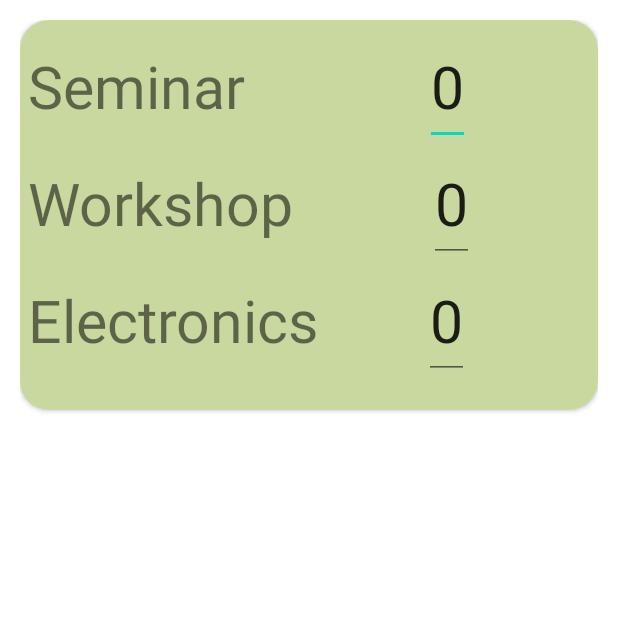
After one commit to LoneWalker7998/Fund_Management, an Android app: the View_Balance screen opened directly, with no data from a screen before it, on a phone screen of 412 x 824 dp, the top half of it. The commit adds this screen. Run offline under Robolectric (Android 15) with nearby library versions, the phone set to English and light mode, and no system bars; our stand-ins replace sdp/ssp sizes.

Commit message:
View _Balance_design

```diff
--- a/app/build.gradle
+++ b/app/build.gradle
@@ -33,8 +33,10 @@ dependencies {
     implementation 'androidx.appcompat:appcompat:1.2.0'
     implementation 'com.google.android.material:material:1.3.0'
     implementation 'androidx.constraintlayout:constraintlayout:2.0.4'
+    implementation 'androidx.wear:wear:1.0.0'
     testImplementation 'junit:junit:4.+'
     androidTestImplementation 'androidx.test.ext:junit:1.1.2'
     androidTestImplementation 'androidx.test.espresso:espresso-core:3.3.0'
     implementation 'com.intuit.sdp:sdp-android:1.0.6'
+    compileOnly 'com.google.android.wearable:wearable:2.6.0'
 }
--- /dev/null
+++ b/app/src/main/java/com/fundmanagement/View_Balance.java
@@ -0,0 +1,14 @@
+package com.fundmanagement;
+
+import androidx.appcompat.app.AppCompatActivity;
+
+import android.os.Bundle;
+
+public class View_Balance extends AppCompatActivity {
+
+    @Override
+    protected void onCreate(Bundle savedInstanceState) {
+        super.onCreate(savedInstanceState);
+        setContentView(R.layout.activity_view__balance);
+    }
+}
--- /dev/null
+++ b/app/src/main/res/layout/activity_view__balance.xml
@@ -0,0 +1,93 @@
+<?xml version="1.0" encoding="utf-8"?>
+<RelativeLayout xmlns:android="http://schemas.android.com/apk/res/android"
+    xmlns:app="http://schemas.android.com/apk/res-auto"
+    xmlns:tools="http://schemas.android.com/tools"
+    android:layout_width="match_parent"
+    android:layout_height="match_parent"
+    tools:context=".View_Balance"
+    android:padding="@dimen/_10sdp"
+    >
+
+    <androidx.cardview.widget.CardView
+        android:layout_width="match_parent"
+        android:layout_height="@dimen/_200sdp"
+        android:elevation="@dimen/_8sdp"
+        app:cardCornerRadius="@dimen/_15sdp"
+        android:padding="@dimen/_10sdp">
+        <LinearLayout
+            android:layout_width="match_parent"
+            android:layout_height="@dimen/_200sdp"
+            android:padding="@dimen/inner_frame_layout_padding"
+            android:background="#C8D89F"
+            android:boxedEdges="all"
+            android:orientation="vertical"
+            android:paddingBottom="@dimen/_10sdp">
+    <LinearLayout
+        android:layout_width="match_parent"
+        android:layout_height="wrap_content"
+        android:orientation="horizontal"
+        >
+        <TextView
+            android:id="@+id/text4"
+            android:layout_width="wrap_content"
+            android:layout_height="@dimen/_60sdp"
+            android:text="Seminar            "
+            android:textSize="@dimen/_30sdp" />
+        <EditText
+            android:layout_width="wrap_content"
+            android:layout_height="@dimen/_60sdp"
+            android:text="0"
+            android:textSize="@dimen/_30sdp" />
+
+
+
+    </LinearLayout>
+            <LinearLayout
+                android:layout_width="match_parent"
+                android:layout_height="wrap_content"
+                android:orientation="horizontal">
+                <TextView
+                    android:id="@+id/text5"
+                    android:layout_width="wrap_content"
+                    android:layout_height="@dimen/_60sdp"
+                    android:text="Workshop         "
+                    android:textSize="@dimen/_30sdp" />
+                <EditText
+                    android:layout_width="wrap_content"
+                    android:layout_height="@dimen/_60sdp"
+                    android:text="0"
+                    android:textSize="@dimen/_30sdp" />
+
+
+
+
+        </LinearLayout>
+        <LinearLayout
+            android:layout_width="match_parent"
+            android:layout_height="wrap_content"
+            android:orientation="horizontal">
+            <TextView
+                android:id="@+id/text6"
+                android:layout_width="wrap_content"
+                android:layout_height="@dimen/_60sdp"
+                android:text="Electronics       "
+                android:textSize="@dimen/_30sdp" />
+            <EditText
+                android:layout_width="wrap_content"
+                android:layout_height="@dimen/_60sdp"
+                android:text="0"
+                android:textSize="@dimen/_30sdp" />
+
+
+
+        </LinearLayout>
+
+
+
+        </LinearLayout>
+
+
+    </androidx.cardview.widget.CardView>
+
+
+</RelativeLayout>
--- /dev/null
+++ b/app/src/main/res/values-round/strings.xml
@@ -0,0 +1,3 @@
+<resources>
+    <string name="hello_world">Hello Round World!</string>
+</resources>
--- a/app/src/main/res/values/strings.xml
+++ b/app/src/main/res/values/strings.xml
@@ -1,3 +1,9 @@
 <resources>
     <string name="app_name">Fund Management</string>
+    <string name="title_activity_view_balance">ViewBalance</string>
+    <!--
+    This string is used for square devices and overridden by hello_world in
+    values-round/strings.xml for round devices.
+    -->
+    <string name="hello_world">Hello Square World!</string>
 </resources>
```
Also changed, not shown: app/src/main/AndroidManifest.xml (+27 -1 lines), app/src/main/res/values/dimens.xml (added, +15 -0 lines).
